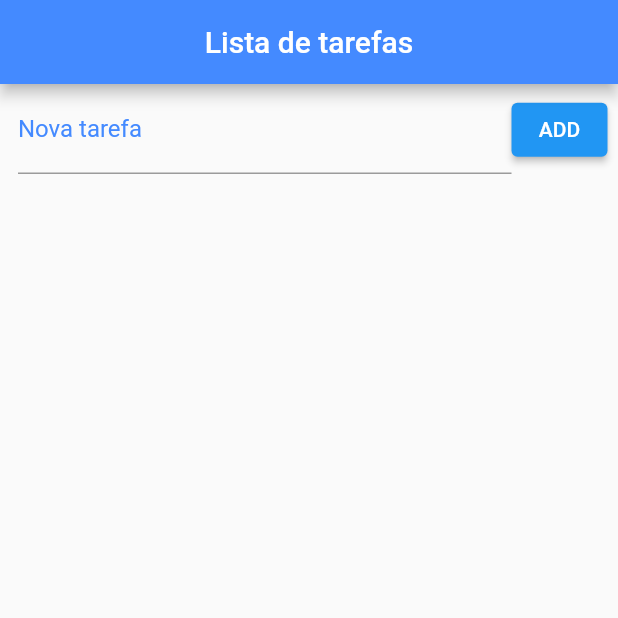
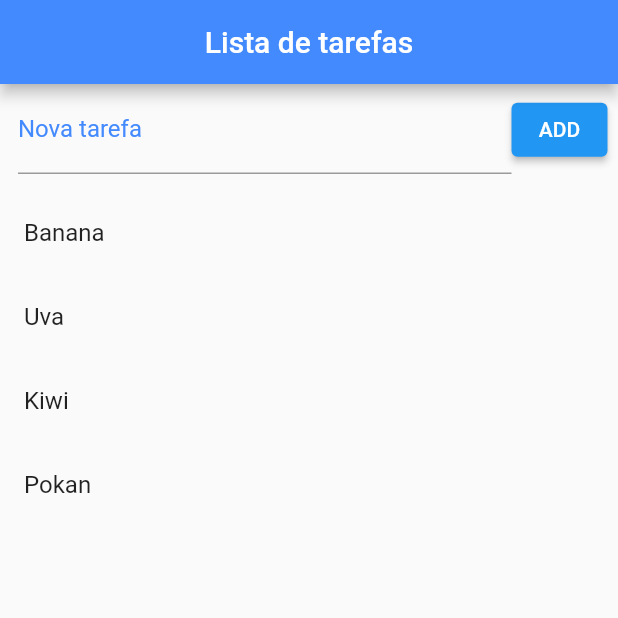
Before and after one commit to ClaudioSiervi/flutter-apps-studies, a Flutter app: the screen it shows after launch, on a phone screen of 412 x 824 dp, the top half of it. Run offline on Flutter 3.47's test engine with Material 2 defaults, Android fonts, the phone set to English and light mode, and no system bars; missing offline and left inert: dart:ffi.

Commit message:
adiciona elementos na lista

```diff
--- a/lista_tarefas/lib/main.dart
+++ b/lista_tarefas/lib/main.dart
@@ -17,7 +17,7 @@ class Home extends StatefulWidget {
 }
 
 class _HomeState extends State<Home> {
-  List _toDoList = [];
+  List _toDoList = ["Banana", "Uva", "Kiwi", "Pokan"];
 
   @override
   Widget build(BuildContext context) {
@@ -42,7 +42,15 @@ class _HomeState extends State<Home> {
                 ElevatedButton(child: Text("ADD"), onPressed: () {})
               ],
             ),
-          )
+          ),
+          Expanded(child: ListView.builder(
+              padding: EdgeInsets.only(top: 10.0),
+              itemCount: _toDoList.length,
+              itemBuilder: (context, index){
+                return ListTile(
+                  title: Text(_toDoList[index]),
+                );
+              }))
         ],
       ),
     );
```
